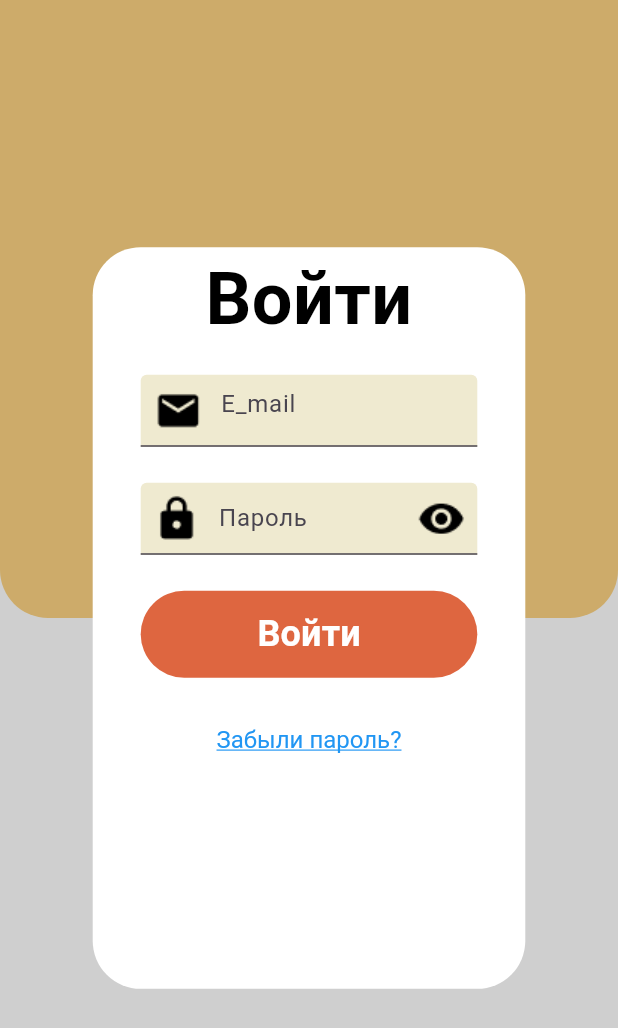
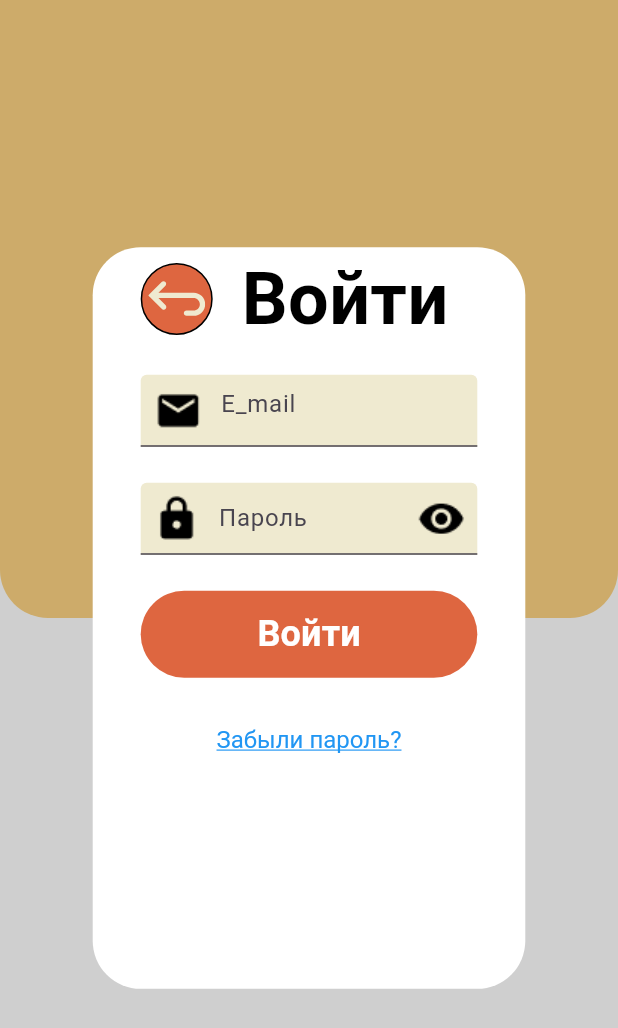
Before and after one commit to MoonLoone/fox_iot, a Flutter app: the screen it shows after launch, after a tap on "Войти", on a phone screen of 412 x 824 dp. Shown: the top 1028 px of the screen. Run offline on Flutter 3.47's test engine with Material 3 defaults, Android fonts, the light colour scheme and no system bars; our stand-ins replace firebase_auth, firebase_core, flutter_bloc, flutter_blue, flutter_svg, get_it and 2 more; accounts and stored records are empty; generated files the repository leaves out were written again; network calls fail.

Commit message:
feat: Layout Верстка SignInPage готова

```diff
--- a/lib/feature/auth/presentation/sign_in_page/SignInPage.dart
+++ b/lib/feature/auth/presentation/sign_in_page/SignInPage.dart
@@ -1,11 +1,14 @@
 import 'package:flutter/gestures.dart';
 import 'package:flutter/material.dart';
 import 'package:flutter_bloc/flutter_bloc.dart';
+import 'package:flutter_svg/flutter_svg.dart';
 import 'package:fox_iot/feature/home/home_page.dart';
+import 'package:fox_iot/feature/welcome_page/pres/welcome_page.dart';
 import 'package:fox_iot/res/components/background.dart';
 import 'package:fox_iot/res/components/fox_iot_buttons.dart';
 import 'package:fox_iot/res/values/assets.dart';
 import 'package:fox_iot/res/values/theme.dart';
+import 'package:fox_iot/utils/AssetsManipulations.dart';
 
 import '../../../../res/values/s.dart';
 import 'SignInBloc.dart';
@@ -57,10 +60,21 @@ class SignInPageState extends State<SignInPage> {
                         mainAxisAlignment: MainAxisAlignment.center,
                         mainAxisSize: MainAxisSize.max,
                         children: [
-                          Text(
-                            S.of(context).signIn,
-                            style: FoxIotTheme.textStyles.h2,
-                            textAlign: TextAlign.center,
+                          Row(
+                            crossAxisAlignment: CrossAxisAlignment.center,
+                            mainAxisAlignment: MainAxisAlignment.spaceBetween,
+                            children: [
+                              _BackButton(() => {
+                                    Navigator.pushNamed(
+                                        context, WelcomePage.navId)
+                                  }),
+                              Text(
+                                S.of(context).signIn,
+                                style: FoxIotTheme.textStyles.h2,
+                                textAlign: TextAlign.center,
+                              ),
+                              const SizedBox()
+                            ],
                           ),
                           const SizedBox(
                             height: 16,
@@ -124,7 +138,7 @@ class SignInPageState extends State<SignInPage> {
                                     decoration: TextDecoration.underline),
                                 recognizer: TapGestureRecognizer()
                                   ..onTap = () async {}),
-                                //todo Forgot password
+                            //todo Forgot password
                           ]))
                         ],
                       )))),
@@ -133,3 +147,31 @@ class SignInPageState extends State<SignInPage> {
     });
   }
 }
+
+class _BackButton extends StatelessWidget {
+  final Function() onClick;
+
+  const _BackButton(this.onClick);
+
+  @override
+  Widget build(BuildContext context) {
+    FoxIoTAsset backAsset = safetyGetAsset(FoxIotAssetName.back);
+    return GestureDetector(
+        onTap: onClick,
+        child: Container(
+            width: 48,
+            height: 48,
+            decoration: BoxDecoration(
+                color: FoxIotTheme.colors.third,
+                shape: BoxShape.circle,
+                border: Border.all()),
+            child: Padding(
+              padding: const EdgeInsets.all(4),
+              child: SvgPicture.asset(
+                backAsset.url,
+                width: backAsset.size.width,
+                height: backAsset.size.width,
+              ),
+            )));
+  }
+}
--- a/lib/res/values/assets.dart
+++ b/lib/res/values/assets.dart
@@ -43,5 +43,6 @@ enum FoxIotAssetName {
   familyMembers,
   nextArrow,
   google,
-  signUpFoxGif
+  signUpFoxGif,
+  back
 }
--- a/lib/res/values/theme.dart
+++ b/lib/res/values/theme.dart
@@ -98,5 +98,8 @@ class FoxIotTheme {
     FoxIotAssetName.logo1: FoxIoTAsset(
         url: "${_BASE_ASSET_DIR}logo1.png",
         size: sizes.primaryIconSize),
+    FoxIotAssetName.back: FoxIoTAsset(
+        url: "${_BASE_ASSET_DIR}back_btn.svg",
+        size: sizes.primaryIconSize),
   };
 }
--- a/pubspec.yaml
+++ b/pubspec.yaml
@@ -23,8 +23,7 @@ dependencies:
   hive_generator: ^2.0.1
   build_runner: ^2.0.0
   http: ^1.1.1
-  oauth2_client: ^3.2.2
-  crypto: ^3.0.1
+  flutter_svg: ^0.22.0
 
 provider:
   intl: ^0.17.0
@@ -39,6 +38,7 @@ flutter:
   generate: true
   assets:
     - lib/res/assets/logo1.png
+    - lib/res/assets/back_btn.svg
     - lib/res/assets/devicon_google.png
     - lib/res/assets/sign_up_fox_gif.gif
     - lib/res/assets/visible_icon.png
```
Also changed, not shown: lib/res/assets/back_btn.svg (added), pubspec.lock.
